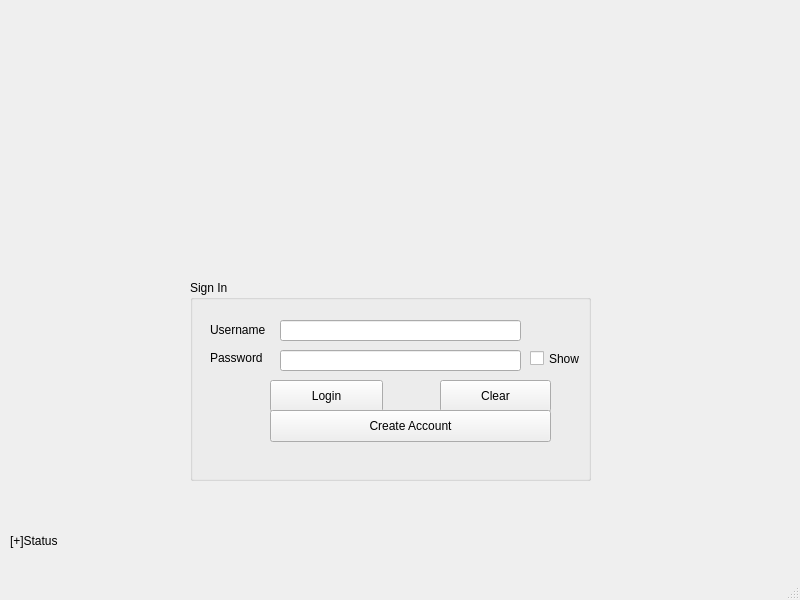
This is Project2/mainwindow.ui in tdragon00/CS1C_Project_2 as Qt 5 draws it before an edit. The edited form follows.
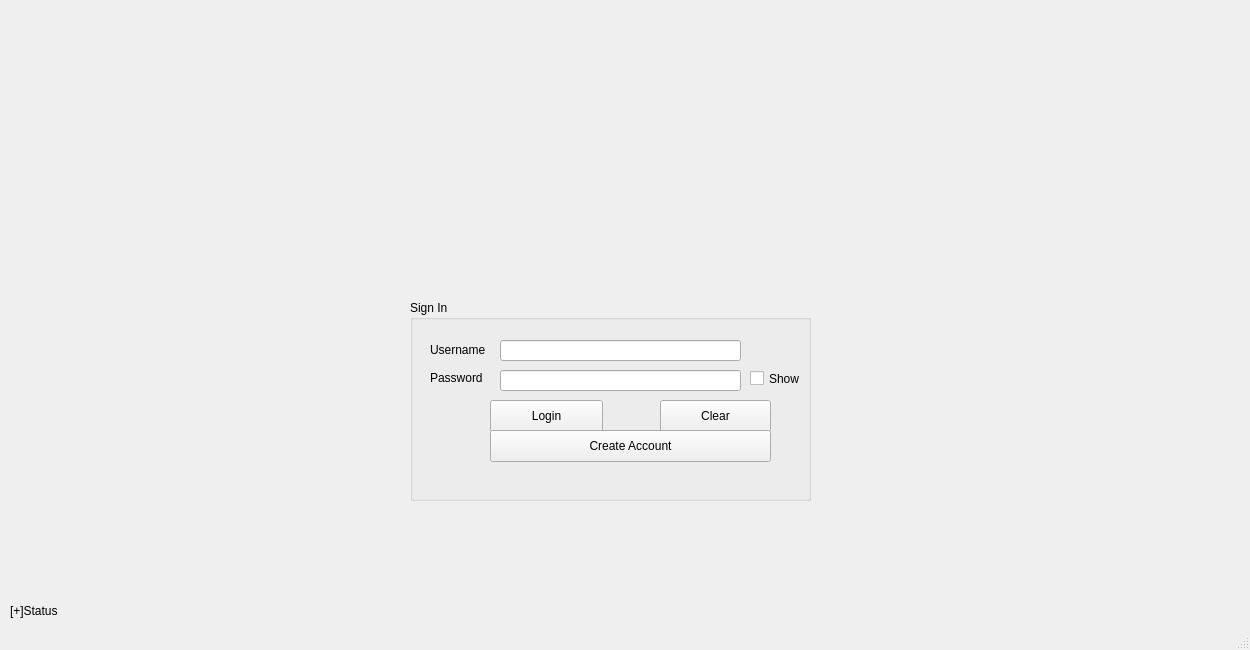
This is the edited form.

Patch:
```diff
--- a/Project2/mainwindow.ui
+++ b/Project2/mainwindow.ui
@@ -6,8 +6,8 @@
    <rect>
     <x>0</x>
     <y>0</y>
-    <width>800</width>
-    <height>600</height>
+    <width>1250</width>
+    <height>650</height>
    </rect>
   </property>
   <property name="windowTitle">
@@ -18,7 +18,7 @@
     <property name="geometry">
      <rect>
       <x>10</x>
-      <y>530</y>
+      <y>600</y>
       <width>171</width>
       <height>21</height>
      </rect>
@@ -30,8 +30,8 @@
    <widget class="QGroupBox" name="groupBox">
     <property name="geometry">
      <rect>
-      <x>190</x>
-      <y>280</y>
+      <x>410</x>
+      <y>300</y>
       <width>401</width>
       <height>201</height>
      </rect>
@@ -150,8 +150,8 @@
    <widget class="QLabel" name="Logo">
     <property name="geometry">
      <rect>
-      <x>130</x>
-      <y>10</y>
+      <x>350</x>
+      <y>30</y>
       <width>501</width>
       <height>251</height>
      </rect>
```
